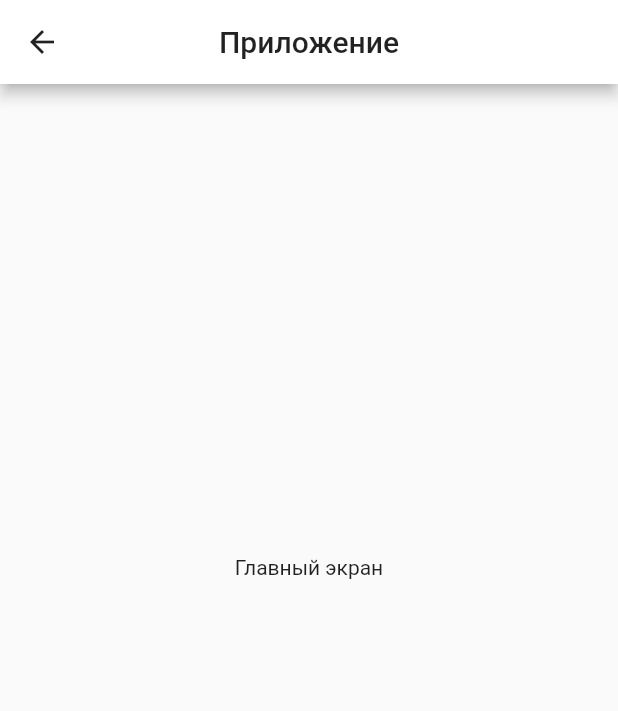
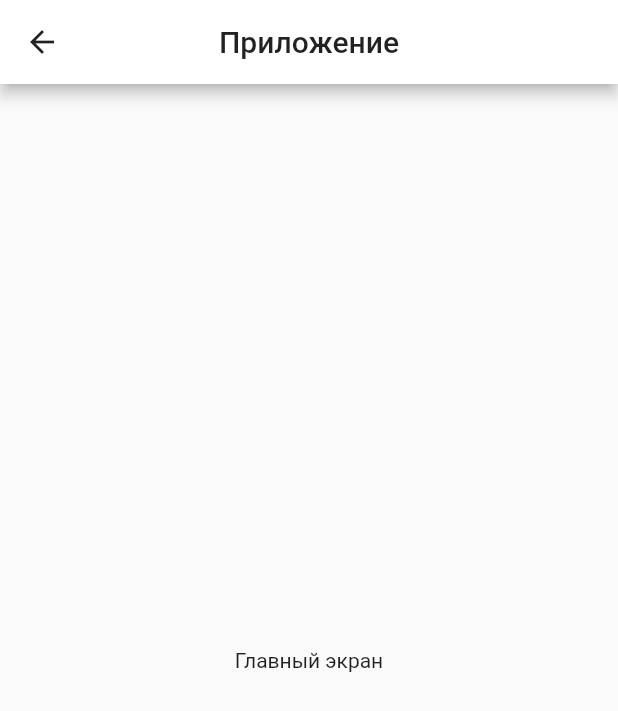
Before and after one commit to ulngollm/auth_form, a Flutter app: the screen it shows after launch, after a tap on "Войти", on a phone screen of 412 x 824 dp. Shown: the top 711 px of the screen. Run offline on Flutter 3.47's test engine with Material 2 defaults, Android fonts, the phone set to English and light mode, and no system bars.

Commit message:
update content position

```diff
--- a/lib/screens/authorization.dart
+++ b/lib/screens/authorization.dart
@@ -1,18 +1,24 @@
 import 'package:flutter/material.dart';
 import 'package:homework_1/screens/homepage.dart';
 import 'package:homework_1/screens/pass.dart';
+import 'package:flutter/foundation.dart';
 
 class Authorization extends StatelessWidget {
   @override
+    // print(mediaData);
   Widget build(BuildContext context) {
+  var mediaData = MediaQuery.of(context).size;
+  double paddingTop = MediaQuery.of(context).size.height  / 2;
+  print(paddingTop);
     return Scaffold(
       appBar: AppBar(
         title: Text('Вход'),
       ),
       body: SafeArea(
         child: Padding(
-          padding: const EdgeInsets.only(top: 300, right: 40, left: 40),
+          padding: const EdgeInsets.symmetric(horizontal: 40),
           child: Column(
+            mainAxisAlignment: MainAxisAlignment.center,
             children: [
               TextField(
                 decoration: InputDecoration(
--- a/lib/screens/homepage.dart
+++ b/lib/screens/homepage.dart
@@ -7,15 +7,8 @@ class Homepage extends StatelessWidget {
       appBar: AppBar(
         title: Text('Приложение'),
       ),
-      body: Padding(
-        padding: EdgeInsets.only(top: 300),
-        child: Align(
-          alignment: Alignment.topCenter,
-          child: Padding(
-            padding: EdgeInsets.symmetric(horizontal: 0,vertical: 14.5),
-            child: Text('Главный экран'),
-          ),
-        ),
+      body: Center(
+        child: Text('Главный экран'),
       ),
     );
   }
--- a/lib/screens/pass.dart
+++ b/lib/screens/pass.dart
@@ -9,8 +9,9 @@ class PassRecovery extends StatelessWidget {
       ),
       body: SafeArea(
         child: Padding(
-          padding: const EdgeInsets.only(top: 300, right: 40, left: 40),
+          padding: const EdgeInsets.symmetric(horizontal: 40),
           child: Column(
+            mainAxisAlignment: MainAxisAlignment.center,
             children: [
               TextField(
                 decoration: InputDecoration(
```
